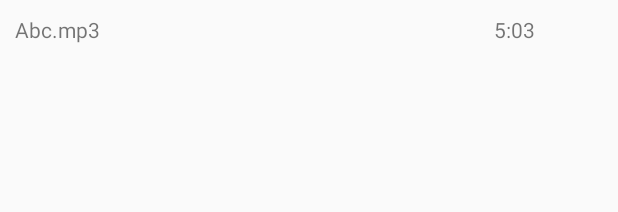
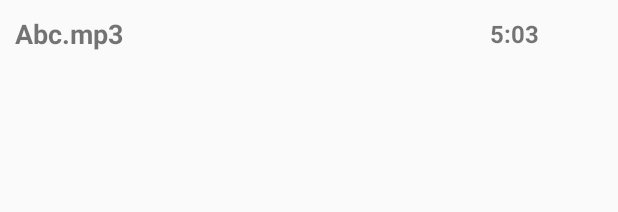
Before and after one commit to Abhishek92/Guessaboo, an Android app: the layout music_item_layout.xml on its own in the app's theme, with its tools: preview values and no code run, on a phone screen of 412 x 824 dp. Shown: the top 212 px of the screen. Run offline under Robolectric (Android 15) with nearby library versions, the phone set to English and light mode, and no system bars; network calls fail.

Commit message:
Commit small changes.

```diff
--- a/app/src/main/java/com/android/guessaboo/TextActivity.java
+++ b/app/src/main/java/com/android/guessaboo/TextActivity.java
@@ -6,6 +6,7 @@ import android.os.Bundle;
 import android.text.SpannableString;
 import android.text.Spanned;
 import android.text.TextPaint;
+import android.text.TextUtils;
 import android.text.style.ClickableSpan;
 import android.text.style.UnderlineSpan;
 import android.view.Gravity;
@@ -73,12 +74,15 @@ public class TextActivity extends BaseActivity implements View.OnClickListener,R
 
         //noinspection SimplifiableIfStatement
         if (id == R.id.action_done) {
+            if(!TextUtils.isEmpty(mText.getText().toString())) {
                 mText.setBackgroundResource(android.R.color.transparent);
                 Bitmap bitmap = mText.getDrawingCache();
                 Util.saveBitmap(bitmap);
                 setResult(PhotoMaskActivity.TEXT_CODE);
                 finish();
                 return true;
+            }else
+                mText.setError("Text is required");
         }
 
         return super.onOptionsItemSelected(item);
--- a/app/src/main/res/layout/music_item_layout.xml
+++ b/app/src/main/res/layout/music_item_layout.xml
@@ -1,7 +1,7 @@
 <?xml version="1.0" encoding="utf-8"?>
 <LinearLayout xmlns:android="http://schemas.android.com/apk/res/android"
     android:layout_width="match_parent"
-    android:layout_height="match_parent"
+    android:layout_height="wrap_content"
     android:orientation="horizontal"
     android:padding="10dp"
     android:weightSum="100"
@@ -12,16 +12,19 @@
         android:layout_width="0dp"
         android:layout_height="wrap_content"
         android:layout_weight="70"
-        android:text="Abc.mp3"/>
+        android:text="Abc.mp3"
+        android:textSize="18sp"
+        android:textStyle="bold" />
 
     <TextView
         android:id="@+id/songDuration"
         android:layout_width="0dp"
-        android:layout_height="wrap_content"
+        android:layout_height="match_parent"
         android:layout_weight="30"
         android:layout_gravity="end"
         android:text="5:03"
         android:gravity="center"
+        android:textSize="16sp"
         android:layout_alignParentRight="true"
-       />
+        android:textStyle="bold" />
 </LinearLayout>
```
Lines whose indentation alone changed are shown as unchanged.
